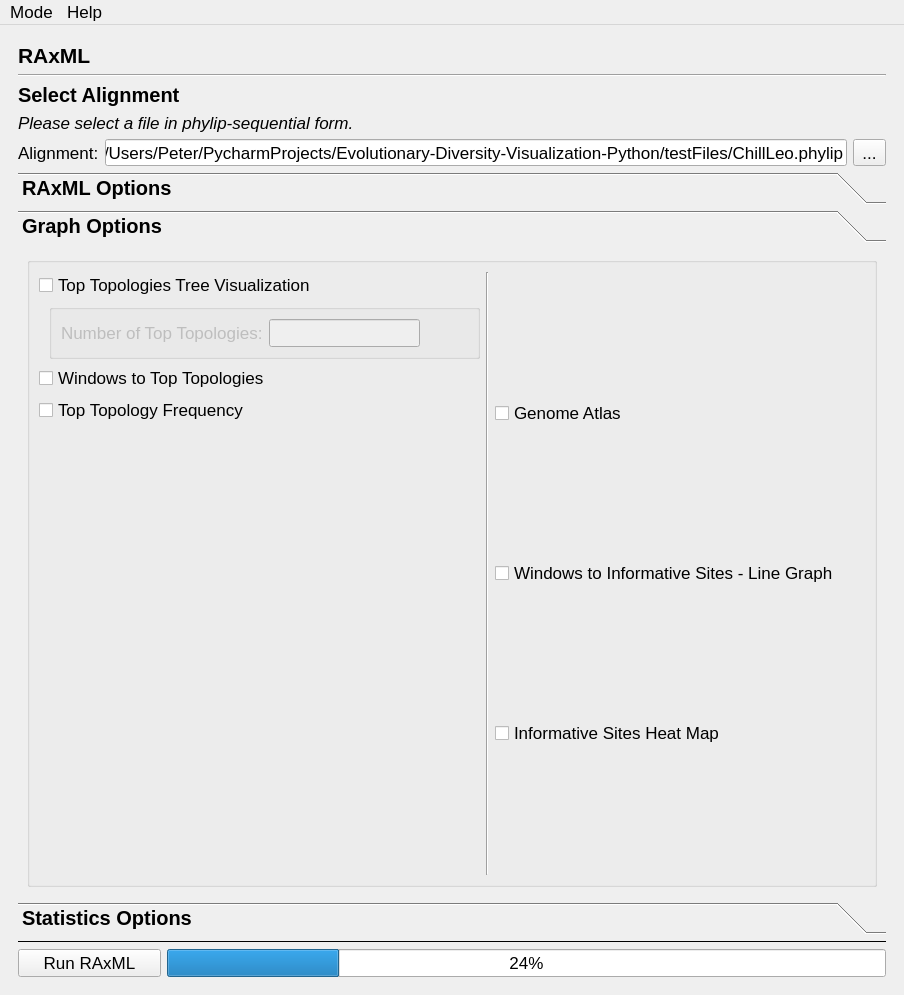
Before: the Qt Designer form module/gui_layout.ui in PeterDulworth/PhyloVis, drawn with Qt 5.
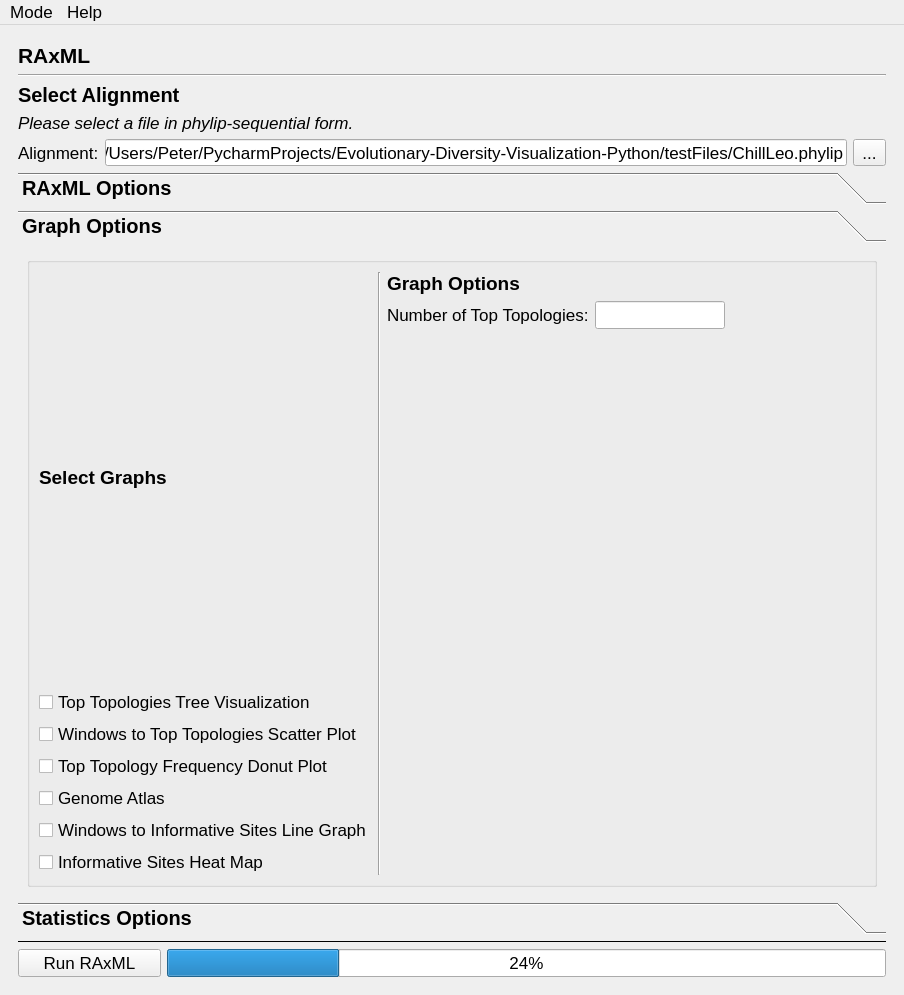
After: the same form once the commit is applied.

Commit message: fixed species tree, also gui is new

```diff
--- a/module/gui_layout.ui
+++ b/module/gui_layout.ui
@@ -1271,7 +1271,37 @@
                  <item>
                   <layout class="QVBoxLayout" name="verticalLayout_10">
                    <item>
-                    <layout class="QVBoxLayout" name="verticalLayout_17">
+                    <layout class="QHBoxLayout" name="horizontalLayout_44">
+                     <item>
+                      <widget class="QLabel" name="label_26">
+                       <property name="font">
+                        <font>
+                         <family>Arial</family>
+                         <pointsize>14</pointsize>
+                         <weight>75</weight>
+                         <bold>true</bold>
+                        </font>
+                       </property>
+                       <property name="text">
+                        <string>Select Graphs</string>
+                       </property>
+                      </widget>
+                     </item>
+                     <item>
+                      <spacer name="horizontalSpacer_28">
+                       <property name="orientation">
+                        <enum>Qt::Horizontal</enum>
+                       </property>
+                       <property name="sizeHint" stdset="0">
+                        <size>
+                         <width>40</width>
+                         <height>20</height>
+                        </size>
+                       </property>
+                      </spacer>
+                     </item>
+                    </layout>
+                   </item>
                      <item>
                       <layout class="QHBoxLayout" name="allTreesHL">
                        <item>
@@ -1328,56 +1358,6 @@
                       </layout>
                      </item>
                      <item>
-                      <layout class="QHBoxLayout" name="horizontalLayout_43">
-                       <property name="leftMargin">
-                        <number>10</number>
-                       </property>
-                       <item>
-                        <widget class="QGroupBox" name="numberOfTopTopologiesGroupBox">
-                         <property name="enabled">
-                          <bool>false</bool>
-                         </property>
-                         <property name="sizePolicy">
-                          <sizepolicy hsizetype="Preferred" vsizetype="Minimum">
-                           <horstretch>0</horstretch>
-                           <verstretch>0</verstretch>
-                          </sizepolicy>
-                         </property>
-                         <property name="title">
-                          <string/>
-                         </property>
-                         <layout class="QHBoxLayout" name="horizontalLayout_42">
-                          <item>
-                           <widget class="QLabel" name="label_25">
-                            <property name="text">
-                             <string>Number of Top Topologies:</string>
-                            </property>
-                           </widget>
-                          </item>
-                          <item>
-                           <widget class="QLineEdit" name="numberOfTopTopologiesEntry"/>
-                          </item>
-                          <item>
-                           <spacer name="horizontalSpacer_27">
-                            <property name="orientation">
-                             <enum>Qt::Horizontal</enum>
-                            </property>
-                            <property name="sizeHint" stdset="0">
-                             <size>
-                              <width>55</width>
-                              <height>20</height>
-                             </size>
-                            </property>
-                           </spacer>
-                          </item>
-                         </layout>
-                        </widget>
-                       </item>
-                      </layout>
-                     </item>
-                    </layout>
-                   </item>
-                   <item>
                     <layout class="QHBoxLayout" name="scatterPlotHL">
                      <item>
                       <widget class="QCheckBox" name="checkboxScatterPlot">
@@ -1395,7 +1375,7 @@
                         </font>
                        </property>
                        <property name="text">
-                        <string>Windows to Top Topologies</string>
+                        <string>Windows to Top Topologies Scatter Plot</string>
                        </property>
                        <property name="checked">
                         <bool>false</bool>
@@ -1435,7 +1415,7 @@
                         </font>
                        </property>
                        <property name="text">
-                        <string>Top Topology Frequency</string>
+                        <string>Top Topology Frequency Donut Plot</string>
                        </property>
                        <property name="checked">
                         <bool>false</bool>
@@ -1458,30 +1438,6 @@
                     </layout>
                    </item>
                    <item>
-                    <spacer name="verticalSpacer_4">
-                     <property name="orientation">
-                      <enum>Qt::Vertical</enum>
-                     </property>
-                     <property name="sizeHint" stdset="0">
-                      <size>
-                       <width>20</width>
-                       <height>40</height>
-                      </size>
-                     </property>
-                    </spacer>
-                   </item>
-                  </layout>
-                 </item>
-                 <item>
-                  <widget class="Line" name="graphOptionsVLine">
-                   <property name="orientation">
-                    <enum>Qt::Vertical</enum>
-                   </property>
-                  </widget>
-                 </item>
-                 <item>
-                  <layout class="QVBoxLayout" name="verticalLayout_11">
-                   <item>
                     <layout class="QHBoxLayout" name="circleGraphHL">
                      <item>
                       <widget class="QCheckBox" name="checkboxCircleGraph">
@@ -1526,7 +1482,7 @@
                      <item>
                       <widget class="QCheckBox" name="checkboxWindowsToInfSites">
                        <property name="text">
-                        <string>Windows to Informative Sites - Line Graph</string>
+                        <string>Windows to Informative Sites Line Graph</string>
                        </property>
                       </widget>
                      </item>
@@ -1581,6 +1537,92 @@
                    </item>
                   </layout>
                  </item>
+                 <item>
+                  <widget class="Line" name="graphOptionsVLine">
+                   <property name="orientation">
+                    <enum>Qt::Vertical</enum>
+                   </property>
+                  </widget>
+                 </item>
+                 <item>
+                  <layout class="QVBoxLayout" name="verticalLayout_11">
+                   <item>
+                    <layout class="QHBoxLayout" name="horizontalLayout_47">
+                     <item>
+                      <widget class="QLabel" name="label_27">
+                       <property name="font">
+                        <font>
+                         <family>Arial</family>
+                         <pointsize>14</pointsize>
+                         <weight>75</weight>
+                         <bold>true</bold>
+                        </font>
+                       </property>
+                       <property name="text">
+                        <string>Graph Options</string>
+                       </property>
+                      </widget>
+                     </item>
+                     <item>
+                      <spacer name="horizontalSpacer_29">
+                       <property name="orientation">
+                        <enum>Qt::Horizontal</enum>
+                       </property>
+                       <property name="sizeHint" stdset="0">
+                        <size>
+                         <width>40</width>
+                         <height>20</height>
+                        </size>
+                       </property>
+                      </spacer>
+                     </item>
+                    </layout>
+                   </item>
+                   <item>
+                    <layout class="QHBoxLayout" name="horizontalLayout_46">
+                     <item>
+                      <widget class="QLabel" name="label_25">
+                       <property name="text">
+                        <string>Number of Top Topologies:</string>
+                       </property>
+                      </widget>
+                     </item>
+                     <item>
+                      <widget class="QLineEdit" name="numberOfTopTopologiesEntry"/>
+                     </item>
+                     <item>
+                      <spacer name="horizontalSpacer_27">
+                       <property name="orientation">
+                        <enum>Qt::Horizontal</enum>
+                       </property>
+                       <property name="sizeHint" stdset="0">
+                        <size>
+                         <width>169</width>
+                         <height>20</height>
+                        </size>
+                       </property>
+                      </spacer>
+                     </item>
+                    </layout>
+                   </item>
+                   <item>
+                    <spacer name="verticalSpacer_4">
+                     <property name="orientation">
+                      <enum>Qt::Vertical</enum>
+                     </property>
+                     <property name="sizeHint" stdset="0">
+                      <size>
+                       <width>20</width>
+                       <height>40</height>
+                      </size>
+                     </property>
+                    </spacer>
+                   </item>
+                   <item>
+                    <layout class="QHBoxLayout" name="horizontalLayout_48"/>
+                   </item>
+                  </layout>
+                 </item>
                 </layout>
                </widget>
               </item>
```
Lines whose indentation alone changed are shown as unchanged. The commit also changes 4 other files.
